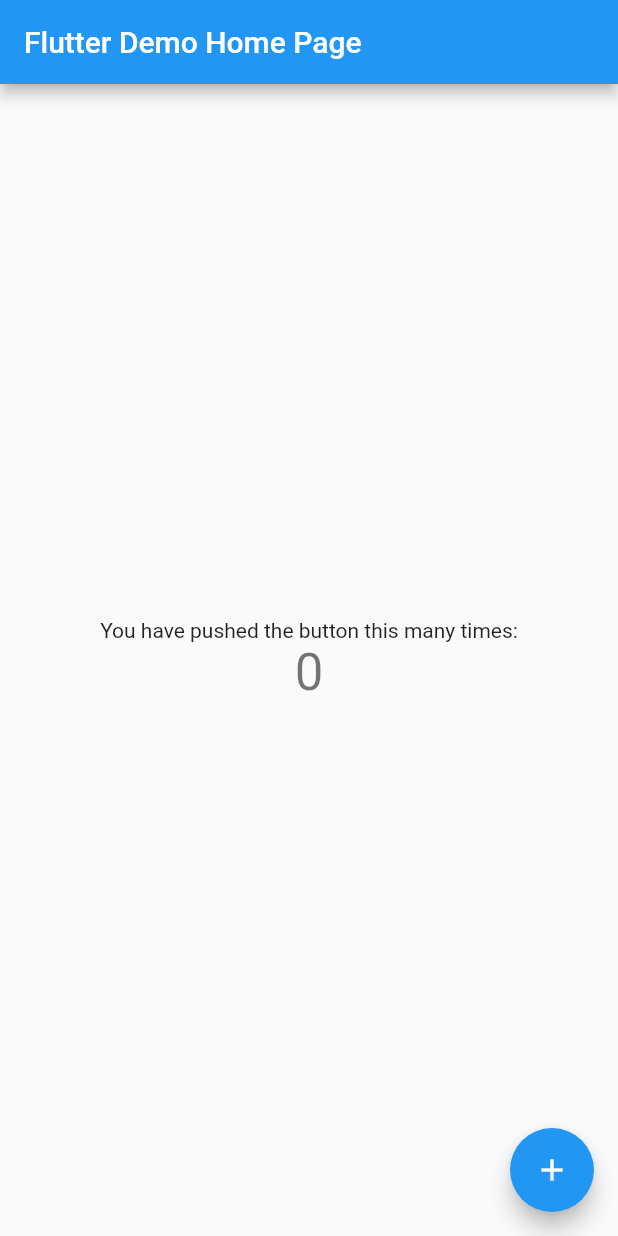
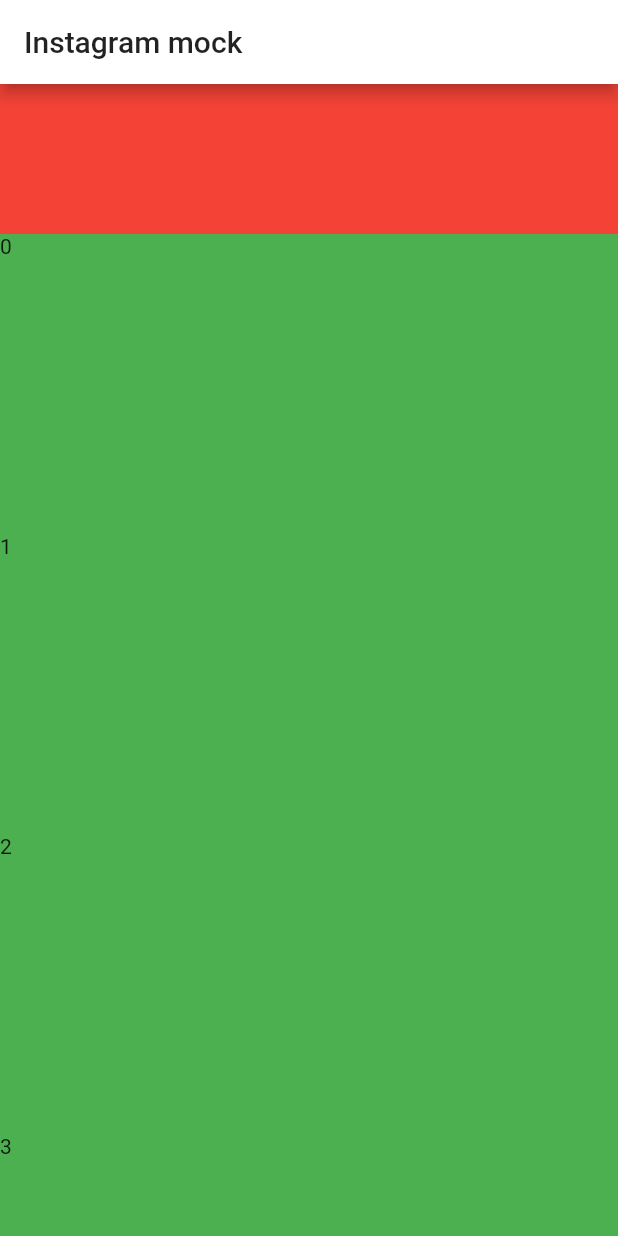
Before and after one commit to santa112358/instagram_mock, a Flutter app: the screen it shows after launch, on a phone screen of 412 x 824 dp. Run offline on Flutter 3.47's test engine with Material 2 defaults, Android fonts, the phone set to English and light mode, and no system bars.

Commit message:
split home and story

```diff
--- /dev/null
+++ b/lib/home_page/home_page.dart
@@ -0,0 +1,20 @@
+import 'package:flutter/material.dart';
+import 'package:instagram_mock/home_page/posts/posts.dart';
+import 'package:instagram_mock/home_page/stories/stories.dart';
+
+class HomePage extends StatelessWidget {
+  @override
+  Widget build(BuildContext context) {
+    return Scaffold(
+      appBar: AppBar(
+        title: Text("Instagram mock"),
+      ),
+      body: CustomScrollView(
+        slivers: <Widget>[
+          Stories(),
+          Posts(),
+        ],
+      ),
+    );
+  }
+}
--- a/lib/main.dart
+++ b/lib/main.dart
@@ -1,4 +1,5 @@
 import 'package:flutter/material.dart';
+import 'package:instagram_mock/home_page/home_page.dart';
 
 void main() {
   runApp(MyApp());
@@ -9,109 +10,11 @@ class MyApp extends StatelessWidget {
   @override
   Widget build(BuildContext context) {
     return MaterialApp(
-      title: 'Flutter Demo',
       theme: ThemeData(
-        // This is the theme of your application.
-        //
-        // Try running your application with "flutter run". You'll see the
-        // application has a blue toolbar. Then, without quitting the app, try
-        // changing the primarySwatch below to Colors.green and then invoke
-        // "hot reload" (press "r" in the console where you ran "flutter run",
-        // or simply save your changes to "hot reload" in a Flutter IDE).
-        // Notice that the counter didn't reset back to zero; the application
-        // is not restarted.
-        primarySwatch: Colors.blue,
-        // This makes the visual density adapt to the platform that you run
-        // the app on. For desktop platforms, the controls will be smaller and
-        // closer together (more dense) than on mobile platforms.
+        primaryColor: Theme.of(context).colorScheme.onPrimary,
         visualDensity: VisualDensity.adaptivePlatformDensity,
       ),
-      home: MyHomePage(title: 'Flutter Demo Home Page'),
+      home: HomePage(),
     );
   }
 }
-
-class MyHomePage extends StatefulWidget {
-  MyHomePage({Key key, this.title}) : super(key: key);
-
-  // This widget is the home page of your application. It is stateful, meaning
-  // that it has a State object (defined below) that contains fields that affect
-  // how it looks.
-
-  // This class is the configuration for the state. It holds the values (in this
-  // case the title) provided by the parent (in this case the App widget) and
-  // used by the build method of the State. Fields in a Widget subclass are
-  // always marked "final".
-
-  final String title;
-
-  @override
-  _MyHomePageState createState() => _MyHomePageState();
-}
-
-class _MyHomePageState extends State<MyHomePage> {
-  int _counter = 0;
-
-  void _incrementCounter() {
-    setState(() {
-      // This call to setState tells the Flutter framework that something has
-      // changed in this State, which causes it to rerun the build method below
-      // so that the display can reflect the updated values. If we changed
-      // _counter without calling setState(), then the build method would not be
-      // called again, and so nothing would appear to happen.
-      _counter++;
-    });
-  }
-
-  @override
-  Widget build(BuildContext context) {
-    // This method is rerun every time setState is called, for instance as done
-    // by the _incrementCounter method above.
-    //
-    // The Flutter framework has been optimized to make rerunning build methods
-    // fast, so that you can just rebuild anything that needs updating rather
-    // than having to individually change instances of widgets.
-    return Scaffold(
-      appBar: AppBar(
-        // Here we take the value from the MyHomePage object that was created by
-        // the App.build method, and use it to set our appbar title.
-        title: Text(widget.title),
-      ),
-      body: Center(
-        // Center is a layout widget. It takes a single child and positions it
-        // in the middle of the parent.
-        child: Column(
-          // Column is also a layout widget. It takes a list of children and
-          // arranges them vertically. By default, it sizes itself to fit its
-          // children horizontally, and tries to be as tall as its parent.
-          //
-          // Invoke "debug painting" (press "p" in the console, choose the
-          // "Toggle Debug Paint" action from the Flutter Inspector in Android
-          // Studio, or the "Toggle Debug Paint" command in Visual Studio Code)
-          // to see the wireframe for each widget.
-          //
-          // Column has various properties to control how it sizes itself and
-          // how it positions its children. Here we use mainAxisAlignment to
-          // center the children vertically; the main axis here is the vertical
-          // axis because Columns are vertical (the cross axis would be
-          // horizontal).
-          mainAxisAlignment: MainAxisAlignment.center,
-          children: <Widget>[
-            Text(
-              'You have pushed the button this many times:',
-            ),
-            Text(
-              '$_counter',
-              style: Theme.of(context).textTheme.headline4,
-            ),
-          ],
-        ),
-      ),
-      floatingActionButton: FloatingActionButton(
-        onPressed: _incrementCounter,
-        tooltip: 'Increment',
-        child: Icon(Icons.add),
-      ), // This trailing comma makes auto-formatting nicer for build methods.
-    );
-  }
-}
```
Also changed, not shown: lib/home_page/posts/posts.dart (added, +20 -0 lines), lib/home_page/stories/stories.dart (added, +26 -0 lines).
